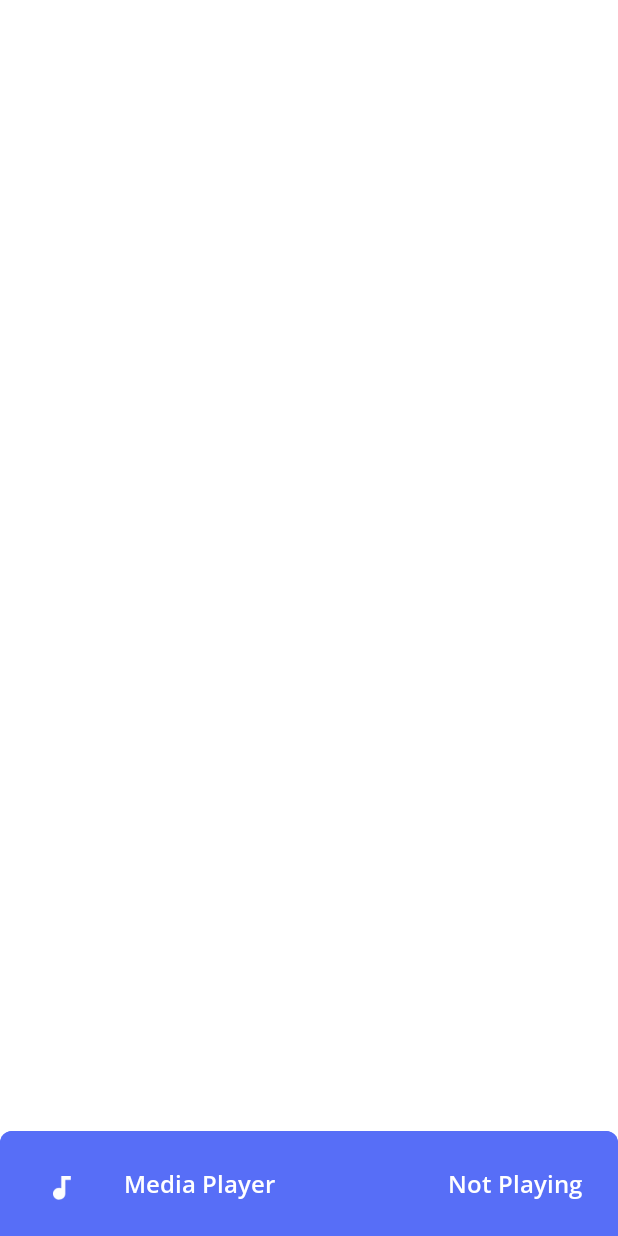
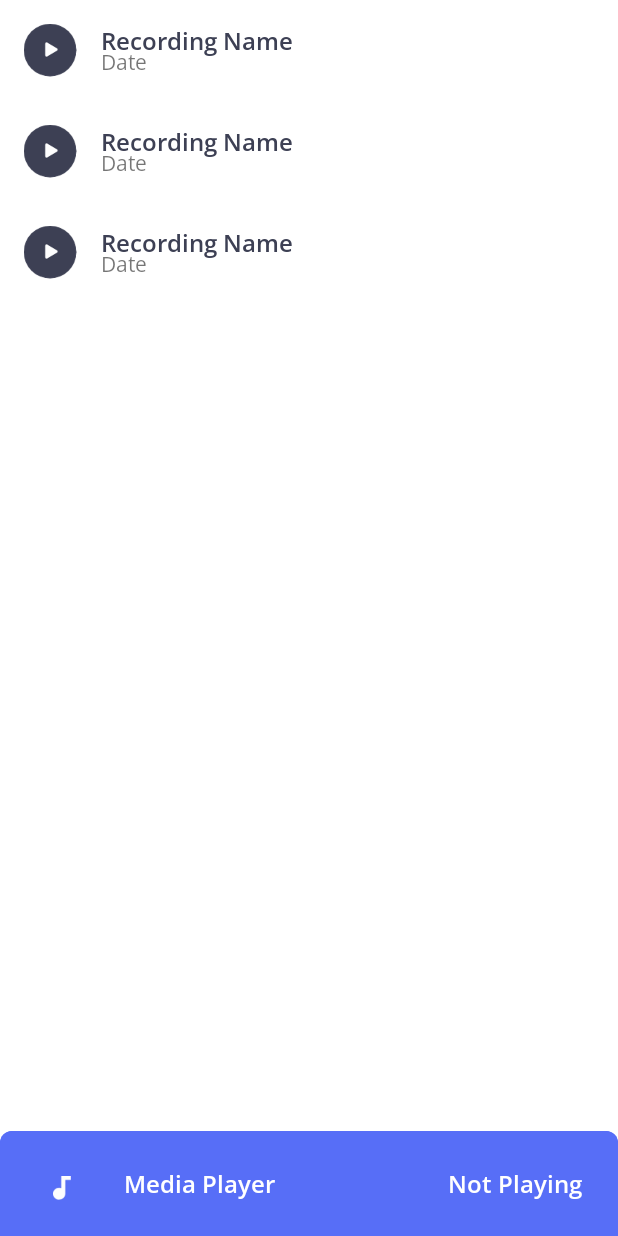
Before and after one commit to iNuman/VoiceRecorder, an Android app: the layout fragment_recording_list.xml on its own in the app's theme, with its tools: preview values and no code run, on a phone screen of 412 x 824 dp. Run offline under Robolectric (Android 15) with nearby library versions, the phone set to English and light mode, and no system bars.

Commit message:
Recording List Added

```diff
--- a/app/src/main/AndroidManifest.xml
+++ b/app/src/main/AndroidManifest.xml
@@ -5,16 +5,15 @@
     <uses-permission android:name="android.permission.RECORD_AUDIO"/>
 
     <application
-        android:icon="@mipmap/ic_launcher"
+        android:icon="@drawable/ic_voice_launcher"
         android:label="@string/app_name"
-        android:roundIcon="@mipmap/ic_launcher_round"
+        android:roundIcon="@drawable/ic_voice_launcher"
         android:supportsRtl="true"
         android:theme="@style/AppTheme"
         tools:ignore="AllowBackup,GoogleAppIndexingWarning">
         <activity android:name=".MainActivity">
             <intent-filter>
                 <action android:name="android.intent.action.MAIN" />
-
                 <category android:name="android.intent.category.LAUNCHER" />
             </intent-filter>
         </activity>
--- a/app/src/main/java/i/numan/voicerecorder/MainActivity.kt
+++ b/app/src/main/java/i/numan/voicerecorder/MainActivity.kt
@@ -1,7 +1,7 @@
 package i.numan.voicerecorder
 
+import android.os.Bundle
 import androidx.appcompat.app.AppCompatActivity
-import android.os.Bundle
 
 class MainActivity : AppCompatActivity() {
 
--- /dev/null
+++ b/app/src/main/res/font/open_sans.xml
@@ -0,0 +1,7 @@
+<?xml version="1.0" encoding="utf-8"?>
+<font-family xmlns:app="http://schemas.android.com/apk/res-auto"
+        app:fontProviderAuthority="com.google.android.gms.fonts"
+        app:fontProviderPackage="com.google.android.gms"
+        app:fontProviderQuery="Open Sans"
+        app:fontProviderCerts="@array/com_google_android_gms_fonts_certs">
+</font-family>
--- a/app/src/main/res/layout/fragment_recording.xml
+++ b/app/src/main/res/layout/fragment_recording.xml
@@ -1,7 +1,6 @@
 <?xml version="1.0" encoding="UTF-8"?>
 <androidx.constraintlayout.widget.ConstraintLayout xmlns:android="http://schemas.android.com/apk/res/android"
     xmlns:app="http://schemas.android.com/apk/res-auto"
-    xmlns:tools="http://schemas.android.com/tools"
     android:layout_width="match_parent"
     android:background="@android:color/white"
     android:layout_height="match_parent">
--- a/app/src/main/res/layout/fragment_recording_list.xml
+++ b/app/src/main/res/layout/fragment_recording_list.xml
@@ -2,12 +2,14 @@
 <androidx.coordinatorlayout.widget.CoordinatorLayout xmlns:android="http://schemas.android.com/apk/res/android"
     android:layout_width="match_parent"
     android:layout_height="match_parent"
+    xmlns:tools="http://schemas.android.com/tools"
     android:background="@android:color/white">
 
     <androidx.recyclerview.widget.RecyclerView
         android:id="@+id/audio_list_view"
         android:layout_width="match_parent"
-        android:layout_height="match_parent" />
+        android:layout_height="match_parent"
+        tools:listitem="@layout/single_list_item"/>
 
     <include layout="@layout/player_sheet" />
 
--- a/app/src/main/res/layout/player_sheet.xml
+++ b/app/src/main/res/layout/player_sheet.xml
@@ -6,6 +6,7 @@
     android:background="@drawable/player_bg"
     app:behavior_hideable="true"
     app:behavior_peekHeight="70dp"
+    android:id="@+id/player_sheet"
     app:layout_behavior="com.google.android.material.bottomsheet.BottomSheetBehavior">
 
     <LinearLayout
--- /dev/null
+++ b/app/src/main/res/layout/single_list_item.xml
@@ -0,0 +1,40 @@
+<?xml version="1.0" encoding="utf-8"?>
+<androidx.constraintlayout.widget.ConstraintLayout xmlns:android="http://schemas.android.com/apk/res/android"
+    xmlns:app="http://schemas.android.com/apk/res-auto"
+    android:layout_width="match_parent"
+    android:layout_height="wrap_content">
+
+    <ImageView
+        android:id="@+id/list_image_view"
+        android:layout_width="wrap_content"
+        android:layout_height="wrap_content"
+        android:layout_marginStart="16dp"
+        android:layout_marginTop="16dp"
+        android:layout_marginBottom="16dp"
+        app:layout_constraintBottom_toBottomOf="parent"
+        app:layout_constraintStart_toStartOf="parent"
+        app:layout_constraintTop_toTopOf="parent"
+        app:srcCompat="@drawable/list_play_btn" />
+
+    <TextView
+        android:id="@+id/list_title"
+        android:layout_width="wrap_content"
+        android:layout_height="wrap_content"
+        android:layout_marginStart="16dp"
+        android:fontFamily="@font/open_sans_semibold"
+        android:text="@string/file_name"
+        android:textColor="@color/colorDarkBlue"
+        android:textSize="16sp"
+        app:layout_constraintStart_toEndOf="@+id/list_image_view"
+        app:layout_constraintTop_toTopOf="@+id/list_image_view" />
+
+    <TextView
+        android:id="@+id/list_date"
+        android:layout_width="wrap_content"
+        android:layout_height="wrap_content"
+        android:layout_marginStart="16dp"
+        android:fontFamily="@font/open_sans"
+        android:text="@string/date"
+        app:layout_constraintBottom_toBottomOf="@+id/list_image_view"
+        app:layout_constraintStart_toEndOf="@+id/list_image_view" />
+</androidx.constraintlayout.widget.ConstraintLayout>
--- a/app/src/main/res/values/strings.xml
+++ b/app/src/main/res/values/strings.xml
@@ -9,4 +9,5 @@
     <string name="formating_pattern">yyyy.MM.dd_hh:mm:ss</string>
     <string name="recording_started_with_file_name">Recording Started </string>
     <string name="recording_stopped_with_file_saved">Recording Stopped and Saved in Path</string>
+    <string name="date">Date</string>
 </resources>
```
Also changed, not shown: app/src/main/java/i/numan/voicerecorder/timeago/TimeAgo.kt (added, +39 -0 lines), app/src/main/java/i/numan/voicerecorder/ui/RecordingListFragment.kt (+71 -8 lines), app/src/main/java/i/numan/voicerecorder/util/TopSpacingItemDecoration.kt (added, +18 -0 lines), app/src/main/res/drawable-hdpi/ic_voice_launcher.png (added), app/src/main/res/drawable-mdpi/ic_voice_launcher.png (added), app/src/main/res/drawable-xhdpi/ic_voice_launcher.png (added), app/src/main/res/drawable-xxhdpi/ic_voice_launcher.png (added), app/src/main/res/drawable-xxxhdpi/ic_voice_launcher.png (added), 2 other files.
